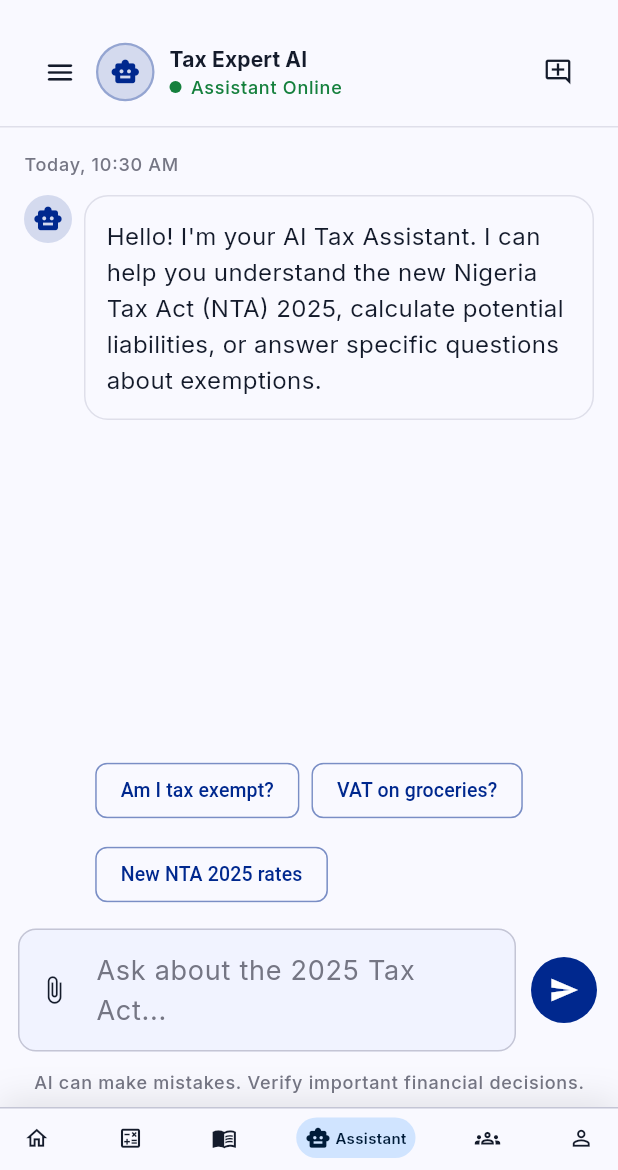
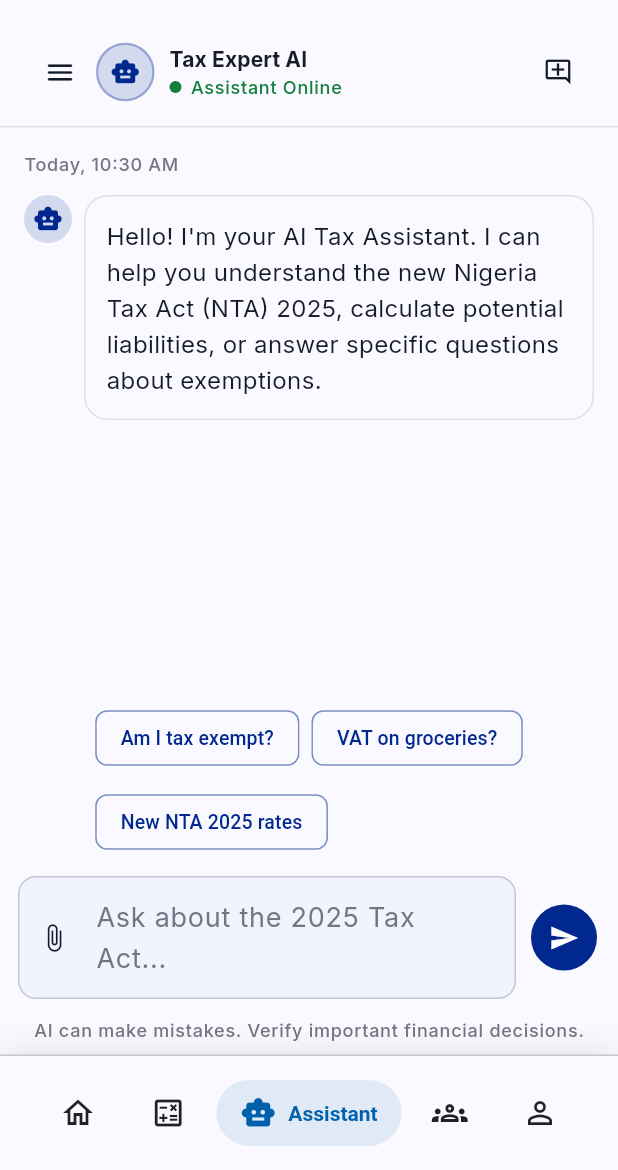
Before and after one commit to TCodesOfficial/Naijatax, a Flutter app: the ChatScreen screen opened by its route, on a phone screen of 412 x 824 dp, the part 66-1236 px from its top. Run offline on Flutter 3.47's test engine with Material 3 defaults, Android fonts, the light colour scheme and no system bars; drawn by our look-alikes of google_nav_bar, salomon_bottom_bar; our stand-ins replace dio, file_picker, fl_chart, flutter_animate, flutter_markdown, flutter_riverpod and 10 more; missing offline and left inert: cached_network_image_ce; accounts and stored records are empty; network calls fail.

Commit message:
Refactor routing logic for onboarding and landing; implement custom transitions for navigation screens; enhance logout confirmation dialog; update bottom navigation bar to Salomon; add compression middleware for improved performance

```diff
--- a/client/lib/core/router/app_router.dart
+++ b/client/lib/core/router/app_router.dart
@@ -54,16 +54,13 @@ final routerProvider = Provider<GoRouter>((ref) {
       // ── LOADING: Don't redirect while auth state is resolving ──────────
       if (authState.status == AuthStatus.loading) return null;
 
-      // ── RULE 1: Authenticated/guest users on auth routes → skip away ─────
-      if (isAuthenticatedLike && isAuthRoute) {
-        // Guests skip onboarding entirely — go straight to dashboard
-        if (isGuest) return '/dashboard';
-        // Signup → onboarding, Login → dashboard
-        if (location == '/register') return '/onboarding';
+      // ── RULE 1: Authenticated/guest users on auth routes or landing → go straight to dashboard ─────
+      if (isAuthenticatedLike && (isAuthRoute || isLanding)) {
         return '/dashboard';
       }
-      // ── RULE 2: Already completed onboarding or guest → skip landing/onboarding ─
-      if ((hasOnboarded || isGuest) && (isLanding || isOnboarding)) {
+
+      // ── RULE 2: Already completed onboarding or guest → skip onboarding ─
+      if ((hasOnboarded || isGuest) && isOnboarding) {
         return '/dashboard';
       }
 
@@ -87,18 +84,41 @@ final routerProvider = Provider<GoRouter>((ref) {
     routes: [
       GoRoute(
         path: '/landing',
-        builder: (context, state) => _isNativePlatform
-            ? const MobileLandingScreen()
-            : const WebLandingScreen(),
+        pageBuilder: (context, state) => CustomTransitionPage(
+          key: state.pageKey,
+          child: _isNativePlatform
+              ? const MobileLandingScreen()
+              : const WebLandingScreen(),
+          transitionsBuilder: (context, animation, secondaryAnimation, child) =>
+              FadeTransition(opacity: animation, child: child),
+        ),
       ),
       GoRoute(
         path: '/onboarding',
-        builder: (context, state) => const OnboardingScreen(),
+        pageBuilder: (context, state) => CustomTransitionPage(
+          key: state.pageKey,
+          child: const OnboardingScreen(),
+          transitionsBuilder: (context, animation, secondaryAnimation, child) =>
+              FadeTransition(opacity: animation, child: child),
+        ),
       ),
-      GoRoute(path: '/login', builder: (context, state) => const LoginScreen()),
+      GoRoute(
+        path: '/login',
+        pageBuilder: (context, state) => CustomTransitionPage(
+          key: state.pageKey,
+          child: const LoginScreen(),
+          transitionsBuilder: (context, animation, secondaryAnimation, child) =>
+              FadeTransition(opacity: animation, child: child),
+        ),
+      ),
       GoRoute(
         path: '/register',
-        builder: (context, state) => const RegisterScreen(),
+        pageBuilder: (context, state) => CustomTransitionPage(
+          key: state.pageKey,
+          child: const RegisterScreen(),
+          transitionsBuilder: (context, animation, secondaryAnimation, child) =>
+              FadeTransition(opacity: animation, child: child),
+        ),
       ),
 
       // Adaptive Shell with 6 branches (5 bottom nav + 1 desktop-only)
--- a/client/lib/widgets/adaptive_scaffold.dart
+++ b/client/lib/widgets/adaptive_scaffold.dart
@@ -1,7 +1,7 @@
 import 'package:flutter/material.dart';
 import 'package:flutter_riverpod/flutter_riverpod.dart';
 import 'package:go_router/go_router.dart';
-import 'package:google_nav_bar/google_nav_bar.dart';
+import 'package:salomon_bottom_bar/salomon_bottom_bar.dart';
 
 import '../core/constants/app_constants.dart';
 import '../providers/auth_provider.dart';
@@ -62,7 +62,18 @@ class AdaptiveScaffold extends ConsumerWidget {
                   displayName,
                   size.width,
                 ),
-                Expanded(child: navigationShell),
+                Expanded(
+                  child: AnimatedSwitcher(
+                    duration: const Duration(milliseconds: 300),
+                    switchInCurve: Curves.easeInOut,
+                    switchOutCurve: Curves.easeInOut,
+                    transitionBuilder: (child, animation) => FadeTransition(
+                      opacity: animation,
+                      child: child,
+                    ),
+                    child: navigationShell,
+                  ),
+                ),
               ],
             ),
           ),
@@ -366,8 +377,11 @@ class AdaptiveScaffold extends ConsumerWidget {
     );
   }
 
-  // ─── Enhanced Bottom Navigation Bar (mobile) ──────────────────────────────
+  // ─── Salomon Bottom Navigation Bar (5 Core Destinations) ──────────────────
   Widget _buildBottomNav(BuildContext context, ThemeData theme) {
+    final currentIndex = navigationShell.currentIndex;
+    final salomonIndex = currentIndex >= 0 && currentIndex <= 4 ? currentIndex : 0;
+
     return Container(
       decoration: BoxDecoration(
         color: theme.colorScheme.surface,
@@ -376,79 +390,53 @@ class AdaptiveScaffold extends ConsumerWidget {
         ),
         boxShadow: [
           BoxShadow(
-            color: theme.colorScheme.shadow.withValues(alpha: 0.1),
-            blurRadius: 20,
+            color: theme.colorScheme.shadow.withValues(alpha: 0.08),
+            blurRadius: 16,
             offset: const Offset(0, -4),
           ),
         ],
       ),
       child: SafeArea(
         child: Padding(
-          // Add breathing room around the bottom nav so the selected tab
-          // doesn't look jammed against the screen edge.
-          padding: const EdgeInsets.fromLTRB(10, 6, 10, 8),
-          child: GNav(
-            selectedIndex: switch (navigationShell.currentIndex) {
-              0 => 0,
-              1 => 1,
-              2 => 3,
-              3 => 4,
-              4 => 5,
-              5 => 2,
-              _ => 0,
+          padding: const EdgeInsets.symmetric(horizontal: 16, vertical: 8),
+          child: SalomonBottomBar(
+            currentIndex: salomonIndex,
+            onTap: (index) {
+              navigationShell.goBranch(
+                index,
+                initialLocation: index == navigationShell.currentIndex,
+              );
             },
-            onTabChange: (index) => _onBottomNavTap(context, index),
-            gap: 3,
-            padding: const EdgeInsets.symmetric(horizontal: 6, vertical: 5),
-            tabBorderRadius: 20,
-            duration: const Duration(milliseconds: 250),
-            curve: Curves.easeInOut,
-            backgroundColor: Colors.transparent,
-            activeColor: theme.colorScheme.onSecondaryContainer,
-            color: theme.colorScheme.onSurfaceVariant,
-            tabBackgroundColor: theme.colorScheme.secondaryContainer,
-            iconSize: 17,
-            textStyle: TextStyle(
-              fontSize: 10,
-              fontWeight: FontWeight.w600,
-              color: theme.colorScheme.onSecondaryContainer,
-            ),
-            tabs: [
-              GButton(
-                icon: navigationShell.currentIndex == 0
-                    ? Icons.home
-                    : Icons.home_outlined,
-                text: 'Home',
+            items: [
+              SalomonBottomBarItem(
+                icon: const Icon(Icons.home_outlined),
+                activeIcon: const Icon(Icons.home),
+                title: const Text('Home'),
+                selectedColor: theme.colorScheme.primary,
               ),
-              GButton(
-                icon: navigationShell.currentIndex == 1
-                    ? Icons.calculate
-                    : Icons.calculate_outlined,
-                text: 'Calculator',
+              SalomonBottomBarItem(
+                icon: const Icon(Icons.calculate_outlined),
+                activeIcon: const Icon(Icons.calculate),
+                title: const Text('Calculator'),
+                selectedColor: theme.colorScheme.primary,
               ),
-              GButton(
-                icon: navigationShell.currentIndex == 5
-                    ? Icons.menu_book
-                    : Icons.menu_book_outlined,
-                text: 'Learn',
+              SalomonBottomBarItem(
+                icon: const Icon(Icons.smart_toy_outlined),
+                activeIcon: const Icon(Icons.smart_toy),
+                title: const Text('Assistant'),
+                selectedColor: theme.colorScheme.secondary,
               ),
-              GButton(
-                icon: navigationShell.currentIndex == 2
-                    ? Icons.smart_toy
-                    : Icons.smart_toy_outlined,
-                text: 'Assistant',
+              SalomonBottomBarItem(
+                icon: const Icon(Icons.groups_outlined),
+                activeIcon: const Icon(Icons.groups),
+                title: const Text('Community'),
+                selectedColor: theme.colorScheme.tertiary,
               ),
-              GButton(
-                icon: navigationShell.currentIndex == 3
-                    ? Icons.groups
-                    : Icons.groups_outlined,
-                text: 'Community',
-              ),
-              GButton(
-                icon: navigationShell.currentIndex == 4
-                    ? Icons.person
-                    : Icons.person_outline,
-                text: 'Profile',
+              SalomonBottomBarItem(
+                icon: const Icon(Icons.person_outline),
+                activeIcon: const Icon(Icons.person),
+                title: const Text('Profile'),
+                selectedColor: theme.colorScheme.primary,
               ),
             ],
           ),
@@ -457,12 +445,10 @@ class AdaptiveScaffold extends ConsumerWidget {
     );
   }
 
-  static const _posToBranch = [0, 1, 5, 2, 3, 4];
-
   void _onBottomNavTap(BuildContext context, int index) {
     navigationShell.goBranch(
-      _posToBranch[index],
-      initialLocation: _posToBranch[index] == navigationShell.currentIndex,
+      index,
+      initialLocation: index == navigationShell.currentIndex,
     );
   }
 }
--- a/client/pubspec.yaml
+++ b/client/pubspec.yaml
@@ -21,6 +21,7 @@ dependencies:
   flutter_web_plugins:
     sdk: flutter
   google_nav_bar: ^5.0.6
+  salomon_bottom_bar: ^3.3.1
 
   # ── Networking ──────────────────────────────────────────────────────────────
   dio: ^5.7.0
```
Also changed, not shown: client/lib/screens/landing/web_landing_screen.dart (+13 -12 lines), client/lib/screens/profile/profile_screen.dart (+23 -1 lines), client/pubspec.lock, 4 other files.
